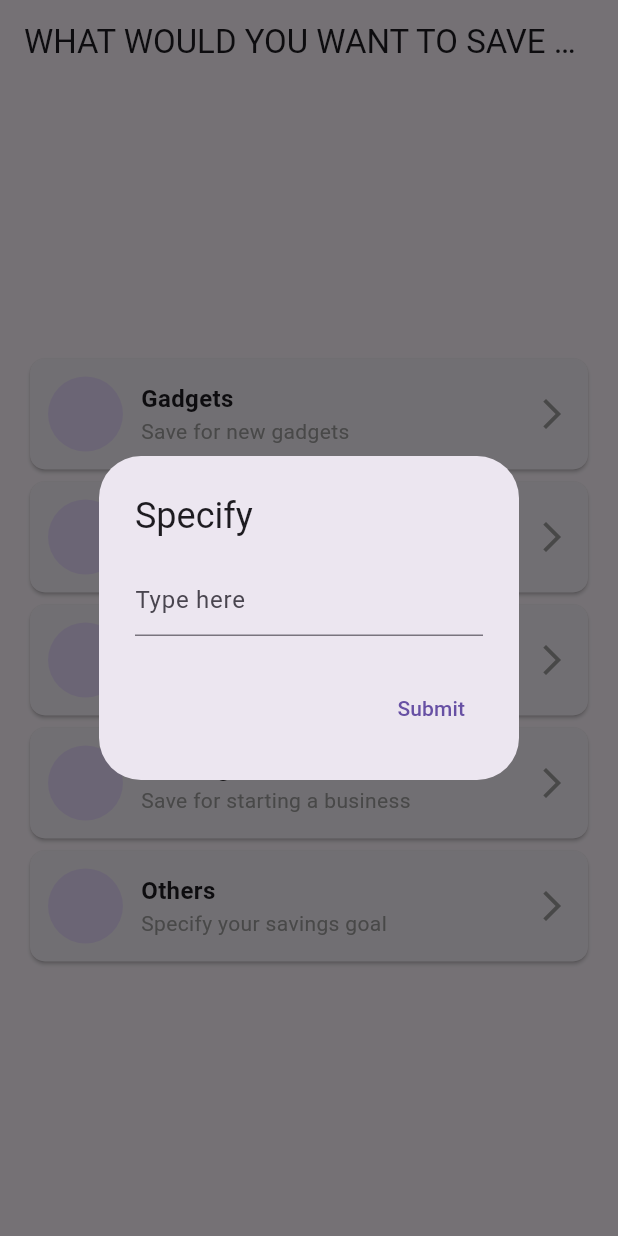
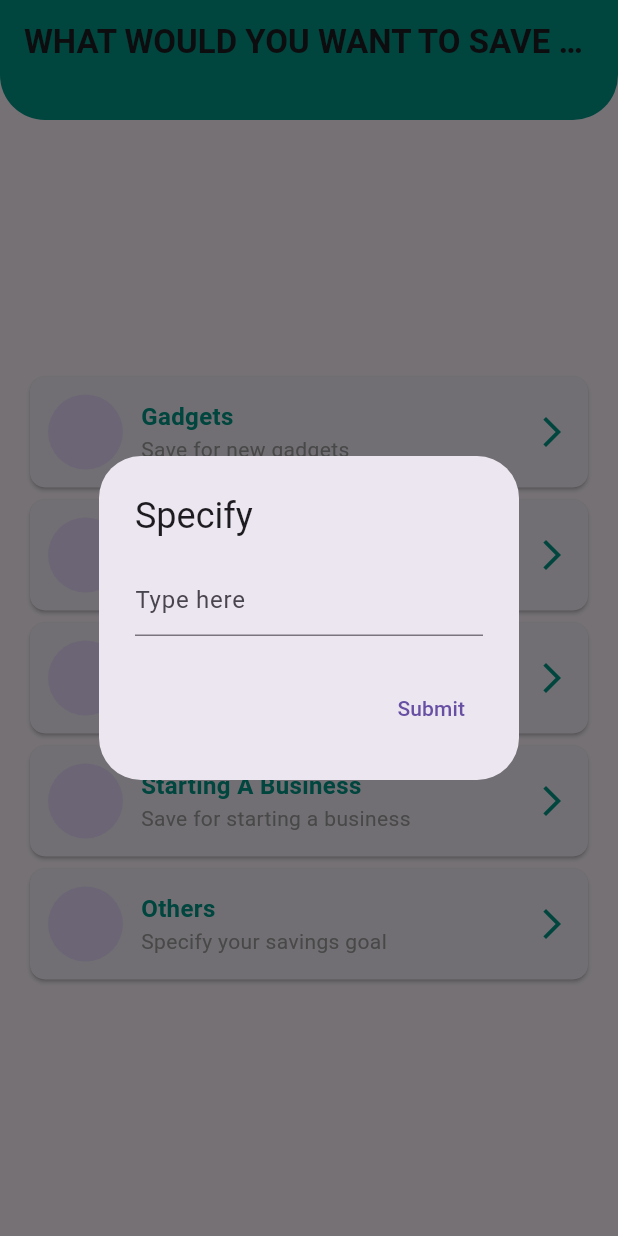
Before and after one commit to Group17-Recess/GROWGRAIL, a Flutter app: the TargetPage screen opened directly, after a tap on "Others", on a phone screen of 412 x 824 dp. Run offline on Flutter 3.47's test engine with Material 3 defaults, Android fonts, the light colour scheme and no system bars; our stand-ins replace carousel_slider, cloud_firestore, firebase_core; missing offline and left inert: flutterwave_standard; accounts and stored records are empty.

Commit message:
added goal.dart

```diff
--- a/lib/pages/targetpage.dart
+++ b/lib/pages/targetpage.dart
@@ -7,11 +7,22 @@ class TargetPage extends StatelessWidget {
   @override
   Widget build(BuildContext context) {
     return Scaffold(
-      appBar: AppBar(
-        title: const Text('WHAT WOULD YOU WANT TO SAVE FOR?'),
-        backgroundColor: Colors.transparent,
-        elevation: 0,
-        centerTitle: true,
+      appBar: PreferredSize(
+        preferredSize: const Size.fromHeight(80.0), // Adjust the height as needed
+        child: AppBar(
+          title: const Text(
+            'WHAT WOULD YOU WANT TO SAVE FOR?',
+            style: TextStyle(fontWeight: FontWeight.bold), // Bold font
+          ),
+          backgroundColor: Colors.teal,
+          elevation: 0,
+          centerTitle: true,
+          shape: const RoundedRectangleBorder(
+            borderRadius: BorderRadius.vertical(
+              bottom: Radius.circular(30),
+            ),
+          ),
+        ),
       ),
       body: Center(
         child: SingleChildScrollView(
@@ -82,7 +93,6 @@ class TargetPage extends StatelessWidget {
             TextButton(
               child: const Text('Submit'),
               onPressed: () {
-                // Handle the submit action here
                 Navigator.of(context).pop();
                 navigateToDepositPage(context, customController.text);
               },
@@ -105,8 +115,8 @@ class OptionContainer extends StatelessWidget {
     required this.title,
     required this.subtitle,
     required this.onTap,
-    Key? key,
-  }) : super(key: key);
+    super.key,
+  });
 
   @override
   Widget build(BuildContext context) {
@@ -130,7 +140,7 @@ class OptionContainer extends StatelessWidget {
                     Text(
                       title,
                       style: const TextStyle(
-                          fontSize: 16, fontWeight: FontWeight.bold),
+                          fontSize: 16, fontWeight: FontWeight.bold, color: Colors.teal),
                     ),
                     Text(
                       subtitle,
@@ -139,7 +149,7 @@ class OptionContainer extends StatelessWidget {
                   ],
                 ),
               ),
-              const Icon(Icons.arrow_forward_ios, color: Colors.grey),
+              const Icon(Icons.arrow_forward_ios, color: Colors.teal),
             ],
           ),
         ),
```
Also changed, not shown: lib/models/goal.dart (added, +52 -0 lines), pubspec.lock.
